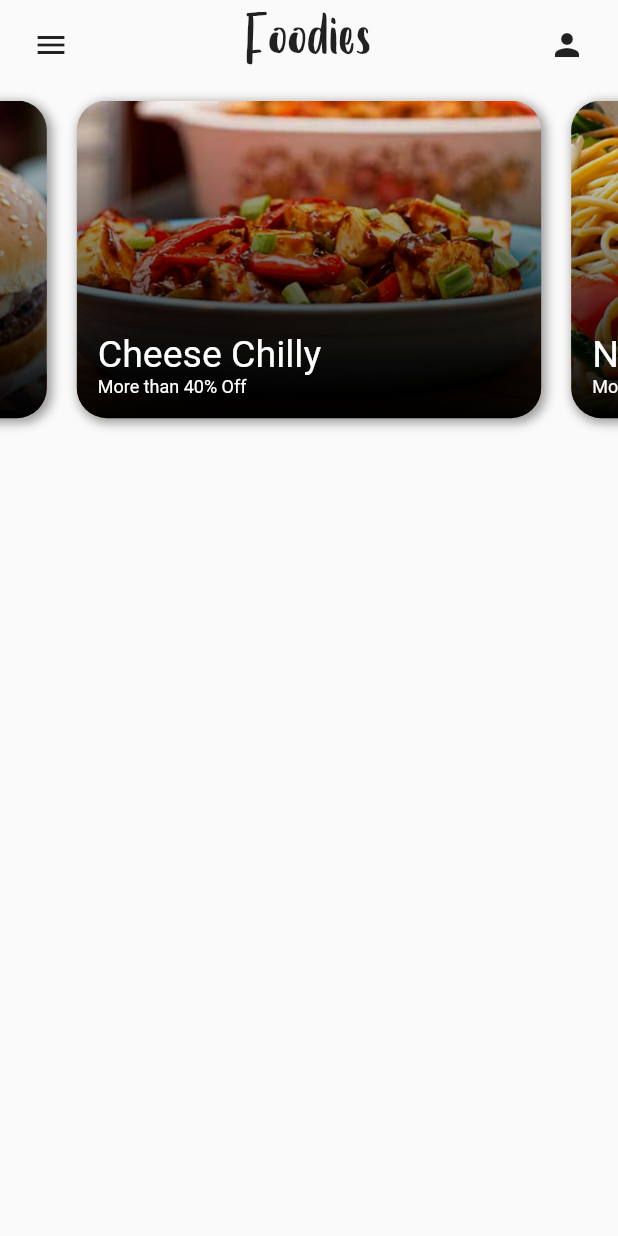
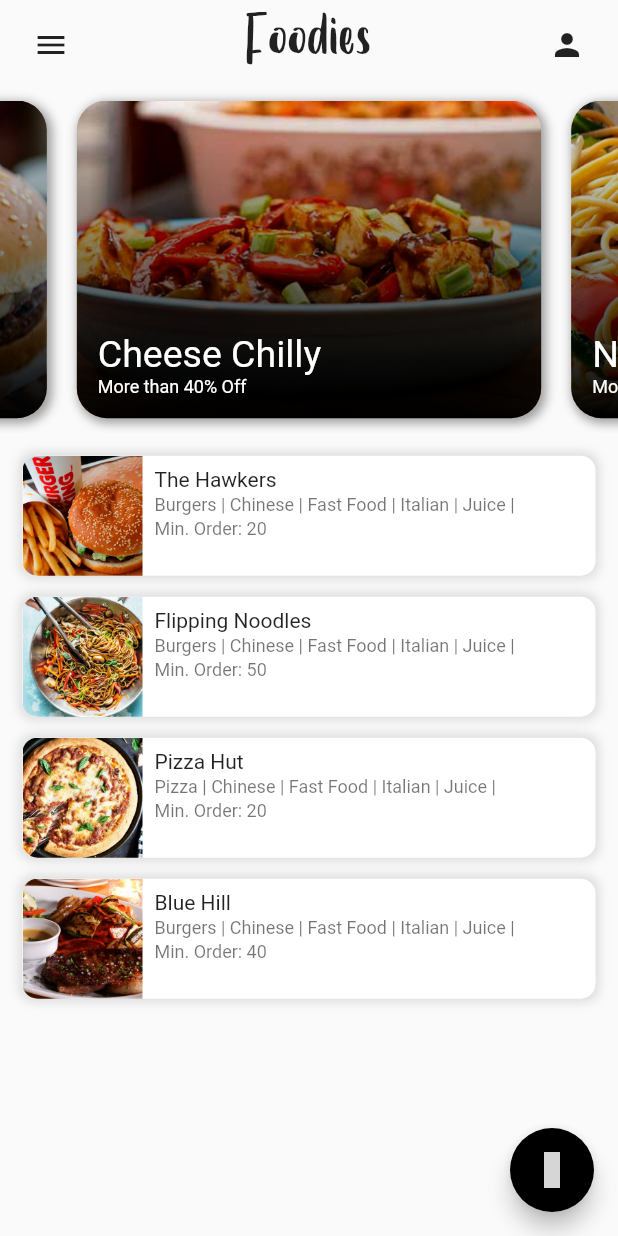
Before and after one commit to glsmvrl/flutter_restaurant-app, a Flutter app: the screen it shows after launch, on a phone screen of 412 x 824 dp. Run offline on Flutter 3.47's test engine with Material 2 defaults, Android fonts, the phone set to English and light mode, and no system bars; our stand-ins replace material_design_icons_flutter; grey boxes are pictures that could not be loaded.

Commit message:
feat: reading data from assets, floating action btn

```diff
--- a/lib/main.dart
+++ b/lib/main.dart
@@ -1,4 +1,6 @@
+import 'dart:convert';
 import 'package:flutter/material.dart';
+import 'package:material_design_icons_flutter/material_design_icons_flutter.dart';
 
 void main() {
   runApp(const MyApp());
@@ -33,6 +35,87 @@ class MyHomePage extends StatelessWidget {
     var screenHeight = MediaQuery.of(context).size.height;
     var screenWidth = MediaQuery.of(context).size.width;
 
+    Future<List<Widget>> createList() async {
+      List<Widget> items = [];
+      String dataString =
+          await DefaultAssetBundle.of(context).loadString("assets/data.json");
+      List<dynamic> dataJSON = jsonDecode(dataString);
+
+      for (var element in dataJSON) {
+        String finalString = "";
+        List<dynamic> dataList = element['placeItems'];
+
+        for (var item in dataList) {
+          finalString = '${finalString + item} | ';
+        }
+
+        items.add(Padding(
+          padding: const EdgeInsets.all(2.0),
+          child: Container(
+            decoration: const BoxDecoration(
+                color: Colors.white,
+                borderRadius: BorderRadius.all(Radius.circular(10.0)),
+                boxShadow: [
+                  BoxShadow(
+                      color: Colors.black12,
+                      spreadRadius: 2.0,
+                      blurRadius: 5.0),
+                ]),
+            margin: const EdgeInsets.all(5.0),
+            child: Row(
+              crossAxisAlignment: CrossAxisAlignment.start,
+              mainAxisSize: MainAxisSize.max,
+              children: <Widget>[
+                ClipRRect(
+                  borderRadius: const BorderRadius.only(
+                      topLeft: Radius.circular(10.0),
+                      bottomLeft: Radius.circular(10.0)),
+                  child: Image.asset(
+                    element['placeImage'],
+                    width: 80,
+                    height: 80,
+                    fit: BoxFit.cover,
+                  ),
+                ),
+                Padding(
+                  padding: const EdgeInsets.all(8.0),
+                  child: Column(
+                    crossAxisAlignment: CrossAxisAlignment.start,
+                    children: <Widget>[
+                      Text(
+                        element['placeName'],
+                      ),
+                      Padding(
+                        padding: const EdgeInsets.only(top: 2.0, bottom: 2.0),
+                        child: Text(
+                          finalString,
+                          overflow: TextOverflow.ellipsis,
+                          style: const TextStyle(
+                            fontSize: 12.0,
+                            color: Colors.black54,
+                          ),
+                          maxLines: 1,
+                        ),
+                      ),
+                      Text(
+                        'Min. Order: ${element["minOrder"]}',
+                        style: const TextStyle(
+                          fontSize: 12.0,
+                          color: Colors.black54,
+                        ),
+                      ),
+                    ],
+                  ),
+                ),
+              ],
+            ),
+          ),
+        ));
+      }
+
+      return items;
+    }
+
     return Scaffold(
       body: SizedBox(
         height: screenHeight,
@@ -58,10 +141,36 @@ class MyHomePage extends StatelessWidget {
                     ],
                   ),
                 ),
-                const BannerWidgetArea()
+                const BannerWidgetArea(),
+                Container(
+                  child: FutureBuilder(
+                      initialData: const <Widget>[Text('')],
+                      future: createList(),
+                      builder: (context, snapshot) {
+                        if (snapshot.hasData) {
+                          return Padding(
+                            padding: const EdgeInsets.all(8.0),
+                            child: ListView(
+                                primary: false,
+                                shrinkWrap: true,
+                                children: snapshot.data!),
+                          );
+                        } else {
+                          return const CircularProgressIndicator();
+                        }
+                      }),
+                )
               ],
             ),
           ),
+        ),
+      ),
+      floatingActionButton: FloatingActionButton(
+        onPressed: () {},
+        backgroundColor: Colors.black,
+        child: Icon(
+          MdiIcons.food,
+          color: Colors.white,
         ),
       ),
     );
```
